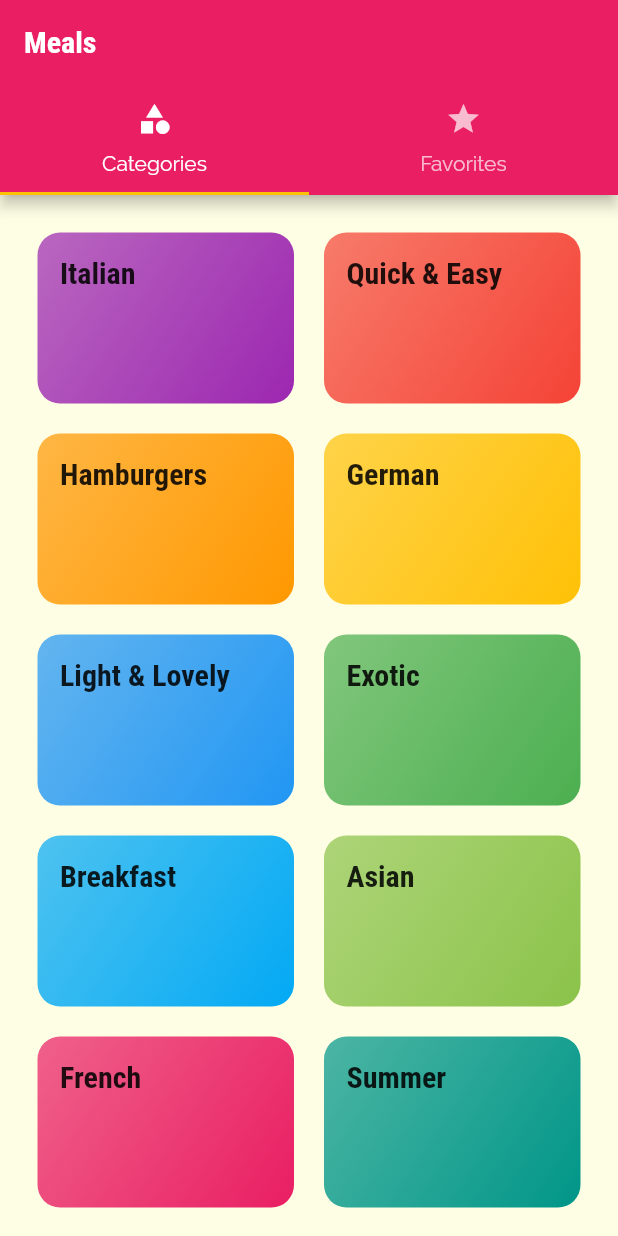
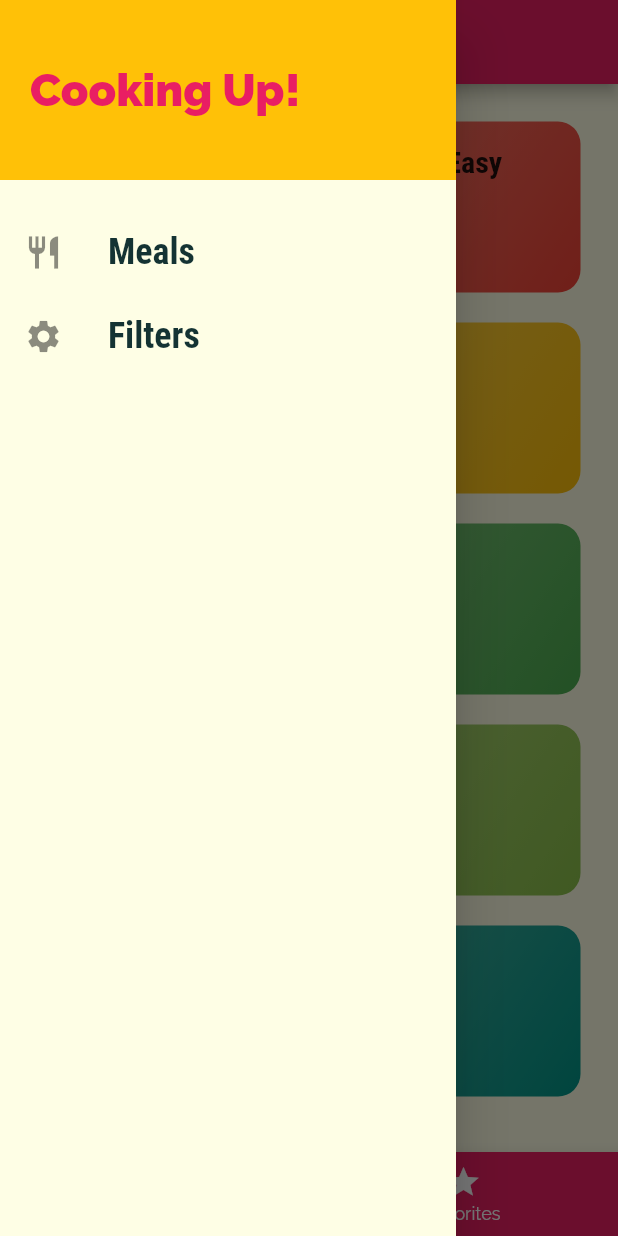
Before and after one commit to Neagu-Andrei/meals_app, a Flutter app: the screen it shows after launch, with the side drawer open (before the commit the screen has no drawer), on a phone screen of 412 x 824 dp. Run offline on Flutter 3.47's test engine with Material 2 defaults, Android fonts, the phone set to English and light mode, and no system bars.

Commit message:
Added drawer
Added drawer and modified tabs to show on the bottom of the screen

```diff
--- a/lib/main.dart
+++ b/lib/main.dart
@@ -1,4 +1,5 @@
 import 'package:flutter/material.dart';
+import './screens/filters_screen.dart';
 import './screens/tabs_screen.dart';
 import './screens/meal_detail_screen.dart';
 import './screens/category_meals_screen.dart';
@@ -24,10 +25,12 @@ class MyApp extends StatelessWidget {
                 fontFamily: 'RobotoCondensed',
                 fontWeight: FontWeight.bold)),
       ),
-      home: TabsScreen(),
+      // home: TabsScreen(),
       routes: {
+        '/': (ctx) => TabsScreen(),
         CategoryMealsScreen.routeName: (ctx) => CategoryMealsScreen(),
         MealDetailScreen.routeName: (ctx) => MealDetailScreen(),
+        FiltersScreen.routeName: (ctx) => FiltersScreen(),
       },
       // onGenerateRoute: (settings) {
       //   return MaterialPageRoute(builder: (ctx) => CategoriesScreen());
--- /dev/null
+++ b/lib/screens/filters_screen.dart
@@ -0,0 +1,12 @@
+import 'package:flutter/material.dart';
+
+class FiltersScreen extends StatelessWidget {
+  static const routeName = '/filters';
+
+  @override
+  Widget build(BuildContext context) {
+    return Center(
+      child: Text('Filters'),
+    );
+  }
+}
--- a/lib/screens/tabs_screen.dart
+++ b/lib/screens/tabs_screen.dart
@@ -1,4 +1,6 @@
 import 'package:flutter/material.dart';
+
+import '../widgets/main_drawer.dart';
 import './favorites_screen.dart';
 import './categories_screen.dart';
 
@@ -8,29 +10,44 @@ class TabsScreen extends StatefulWidget {
 }
 
 class _TabsScreenState extends State<TabsScreen> {
+  final List<Map<String, Object>> _pages = [
+    {'page': CategoriesScreen(), 'title': 'Categories'},
+    {'page': FavoritesScreen(), 'title': 'Your Favorite'}
+  ];
+
+  int _selectedPageIndex = 0;
+
+  void _selectPage(int index) {
+    setState(() {
+      _selectedPageIndex = index;
+    });
+  }
+
   @override
   Widget build(BuildContext context) {
-    return DefaultTabController(
-      length: 2,
-      child: Scaffold(
-        appBar: AppBar(
-          title: Text('Meals'),
-          bottom: TabBar(
-            tabs: [
-              Tab(
-                icon: Icon(Icons.category),
-                text: 'Categories',
-              ),
-              Tab(
-                icon: Icon(Icons.star),
-                text: 'Favorites',
-              ),
-            ],
-          ),
-        ),
-        body: TabBarView(
-          children: [CategoriesScreen(), FavoritesScreen()],
-        ),
+    return Scaffold(
+      appBar: AppBar(
+        title: Text(_pages[_selectedPageIndex]['title']),
+      ),
+      drawer: MainDrawer(),
+      body: _pages[_selectedPageIndex]['page'],
+      bottomNavigationBar: BottomNavigationBar(
+        backgroundColor: Theme.of(context).primaryColor,
+        unselectedItemColor: Colors.white,
+        selectedItemColor: Theme.of(context).accentColor,
+        currentIndex: _selectedPageIndex,
+        //type: BottomNavigationBarType.shifting,
+        onTap: _selectPage,
+        items: [
+          BottomNavigationBarItem(
+              //backgroundColor: Theme.of(context).primaryColor,
+              icon: Icon(Icons.category),
+              title: Text('Categories')),
+          BottomNavigationBarItem(
+              //backgroundColor: Theme.of(context).primaryColor,
+              icon: Icon(Icons.star),
+              title: Text('Favorites'))
+        ],
       ),
     );
   }
--- /dev/null
+++ b/lib/widgets/main_drawer.dart
@@ -0,0 +1,57 @@
+import 'package:flutter/material.dart';
+import '../screens/filters_screen.dart';
+
+class MainDrawer extends StatelessWidget {
+  Widget buildListTile(String title, IconData icon, Function tapHandler) {
+    return ListTile(
+      leading: Icon(
+        icon,
+        size: 26,
+      ),
+      title: Text(
+        title,
+        style: TextStyle(
+          fontFamily: 'RobotoCondensed',
+          fontSize: 24,
+          fontWeight: FontWeight.bold,
+        ),
+      ),
+      onTap: tapHandler,
+    );
+  }
+
+  @override
+  Widget build(BuildContext context) {
+    return Drawer(
+      child: Column(
+        children: [
+          Container(
+            height: 120,
+            width: double.infinity,
+            padding: EdgeInsets.all(20),
+            alignment: Alignment.centerLeft,
+            color: Theme.of(context).accentColor,
+            child: Text(
+              'Cooking Up!',
+              style: TextStyle(
+                  fontWeight: FontWeight.w900,
+                  fontSize: 30,
+                  color: Theme.of(context).primaryColor),
+            ),
+          ),
+          SizedBox(height: 20),
+          buildListTile('Meals', Icons.restaurant, () {
+            Navigator.of(context).pushNamed('/');
+          }),
+          buildListTile(
+            'Filters',
+            Icons.settings,
+            () {
+              Navigator.of(context).pushNamed(FiltersScreen.routeName);
+            },
+          )
+        ],
+      ),
+    );
+  }
+}
```
